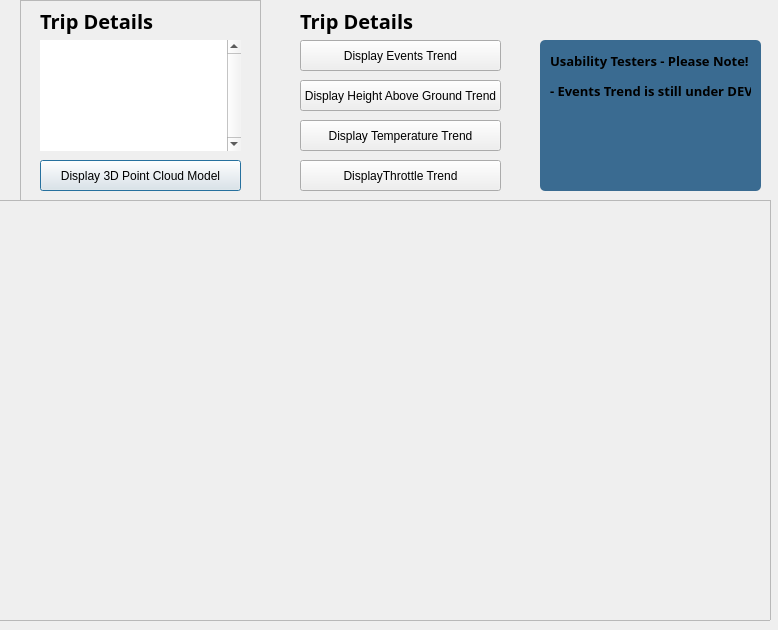
This is src/Win/Argous Qt code base/ArgouseBaseSoftware/tripdata.ui in Wabinabi/Argos as Qt 5 draws it before an edit. The edited form follows.
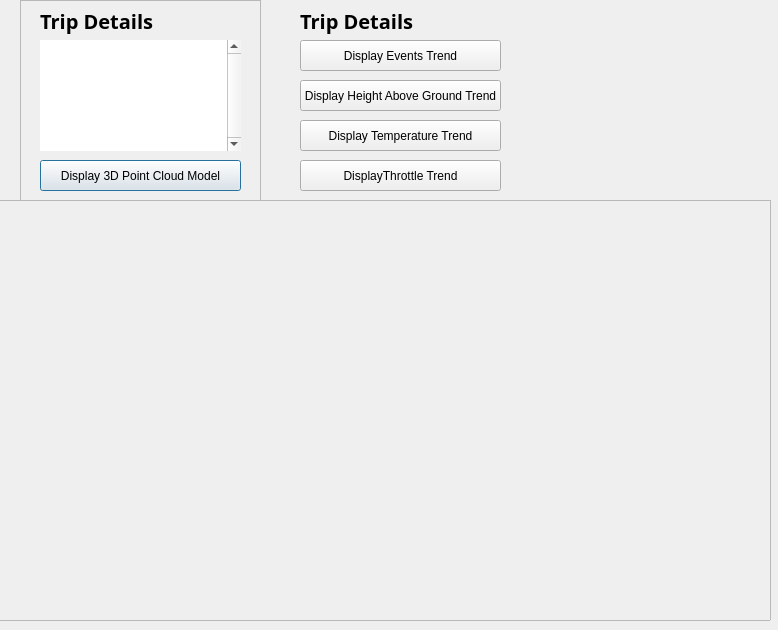
This is the edited form.

Commit message: Removed note to usability testers

```diff
--- a/src/Win/Argous Qt code base/ArgouseBaseSoftware/tripdata.ui
+++ b/src/Win/Argous Qt code base/ArgouseBaseSoftware/tripdata.ui
@@ -126,74 +126,6 @@
     </property>
    </widget>
   </widget>
-  <widget class="QFrame" name="frame_2">
-   <property name="geometry">
-    <rect>
-     <x>540</x>
-     <y>40</y>
-     <width>221</width>
-     <height>151</height>
-    </rect>
-   </property>
-   <property name="styleSheet">
-    <string notr="true">
-background-color: rgb(58, 107, 145);
-border-radius: 5px;
-</string>
-   </property>
-   <property name="frameShape">
-    <enum>QFrame::StyledPanel</enum>
-   </property>
-   <property name="frameShadow">
-    <enum>QFrame::Raised</enum>
-   </property>
-   <widget class="QLabel" name="label_4">
-    <property name="geometry">
-     <rect>
-      <x>10</x>
-      <y>0</y>
-      <width>201</width>
-      <height>41</height>
-     </rect>
-    </property>
-    <property name="font">
-     <font>
-      <family>Bahnschrift SemiBold</family>
-      <pointsize>10</pointsize>
-      <bold>true</bold>
-     </font>
-    </property>
-    <property name="text">
-     <string>Usability Testers - Please Note!</string>
-    </property>
-    <property name="alignment">
-     <set>Qt::AlignLeading|Qt::AlignLeft|Qt::AlignVCenter</set>
-    </property>
-   </widget>
-   <widget class="QLabel" name="label_6">
-    <property name="geometry">
-     <rect>
-      <x>10</x>
-      <y>30</y>
-      <width>201</width>
-      <height>41</height>
-     </rect>
-    </property>
-    <property name="font">
-     <font>
-      <family>Bahnschrift SemiBold</family>
-      <pointsize>10</pointsize>
-      <bold>true</bold>
-     </font>
-    </property>
-    <property name="text">
-     <string>- Events Trend is still under DEV </string>
-    </property>
-    <property name="alignment">
-     <set>Qt::AlignLeading|Qt::AlignLeft|Qt::AlignVCenter</set>
-    </property>
-   </widget>
-  </widget>
   <widget class="QPushButton" name="EventsBtn">
    <property name="geometry">
     <rect>
```
Left out of the diff: 1 changed line with no effect on the pictures.
